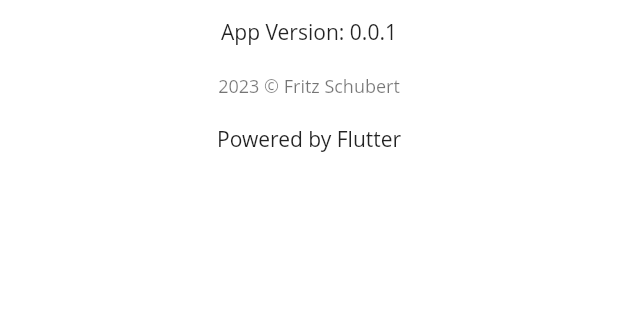
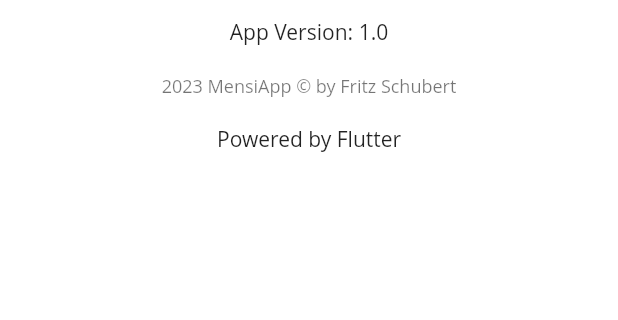
Before and after one commit to whosFritz/MensiMates, a Flutter app: the AboutPage screen opened by its route, after a tap on "Lizensen", on a phone screen of 412 x 824 dp, the part 260-580 px from its top. Run offline on Flutter 3.47's test engine with Material 2 defaults, Android fonts, the phone set to English and light mode, and no system bars; our stand-ins replace flutter_rating_bar, shared_preferences; accounts and stored records are empty; Roboto replaces fonts that are missing (Open Sans).

```diff
--- a/essensgetterapp/lib/aboutpage_widget.dart
+++ b/essensgetterapp/lib/aboutpage_widget.dart
@@ -1,7 +1,5 @@
-
-
-
 import "package:flutter/material.dart";
+import "package:url_launcher/url_launcher.dart";
 
 class AboutPage extends StatefulWidget {
   const AboutPage({super.key});
@@ -117,9 +115,9 @@ class _AboutPageState extends State<AboutPage> {
                                             context: context,
                                             applicationName: "MensiApp",
                                             applicationVersion:
-                                                "App Version: 0.0.1",
+                                                "App Version: 1.0",
                                             applicationLegalese:
-                                                "2023 \u00a9 Fritz Schubert",
+                                                "2023 MensiApp \u00a9 by Fritz Schubert",
                                             applicationIcon: Padding(
                                               padding: const EdgeInsets.all(12),
                                               child: Image.asset(
@@ -131,6 +129,24 @@ class _AboutPageState extends State<AboutPage> {
                                         child: const Padding(
                                           padding: EdgeInsets.all(8.0),
                                           child: Text("Lizensen"),
+                                        )),
+                                    TextButton(
+                                        onPressed: () {
+                                          launch(
+                                              "https://1drv.ms/b/s!Ama40oa14DIW4H4oYALQpCb1gfJB?e=saHE21");
+                                        },
+                                        child: const Padding(
+                                          padding: EdgeInsets.all(8.0),
+                                          child: Text("Impressum"),
+                                        )),
+                                    TextButton(
+                                        onPressed: () {
+                                          launch(
+                                              "https://1drv.ms/b/s!Ama40oa14DIW4QAPEPZZy55vigQ9?e=lS9GUF");
+                                        },
+                                        child: const Padding(
+                                          padding: EdgeInsets.all(8.0),
+                                          child: Text("Datenschutzerklärung"),
                                         )),
                                     Padding(
                                       padding: const EdgeInsets.all(15),
@@ -158,7 +174,7 @@ class _AboutPageState extends State<AboutPage> {
                 crossAxisAlignment: CrossAxisAlignment.center,
                 children: [
                   Column(
-                    children: const [Text("2023 \u00a9 Fritz Schubert")],
+                    children: const [Text("2023 MensiApp \u00a9 by Fritz Schubert")],
                   ),
                 ],
               ),
--- a/essensgetterapp/pubspec.yaml
+++ b/essensgetterapp/pubspec.yaml
@@ -24,6 +24,7 @@ dependencies:
   flutter_snackbar: ^0.0.3
   shared_preferences: ^2.0.16
   collection: ^1.16.0
+  url_launcher: ^6.1.7
 
 
 
```
Also changed, not shown: essensgetterapp/pubspec.lock, 5 other files.
